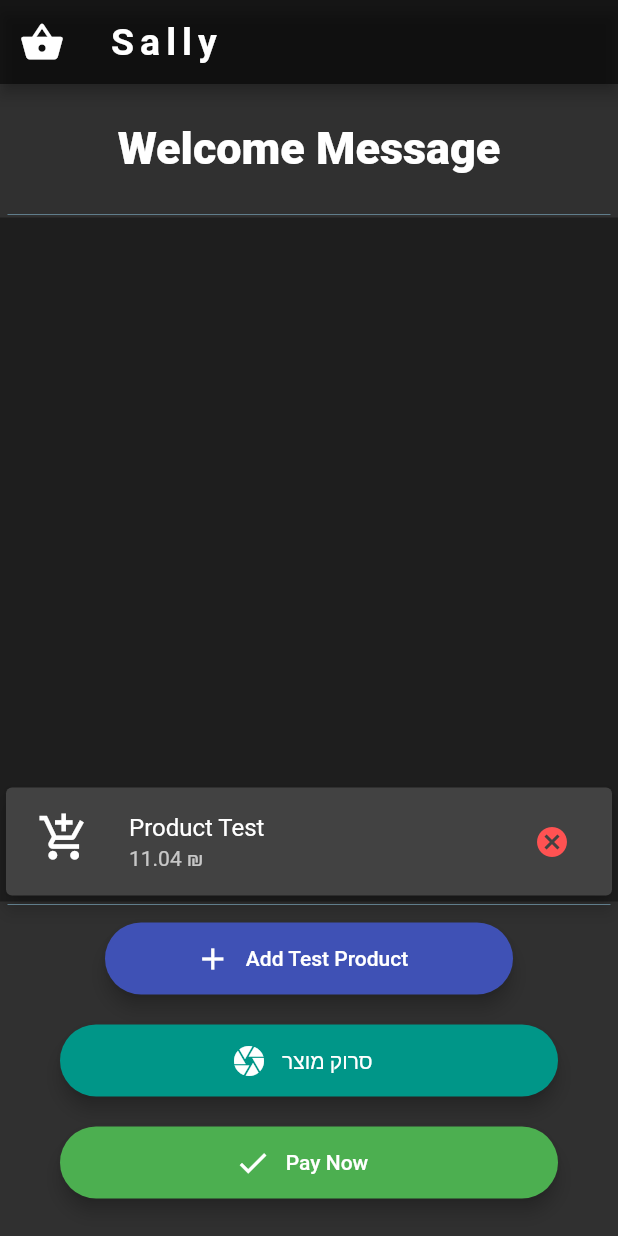
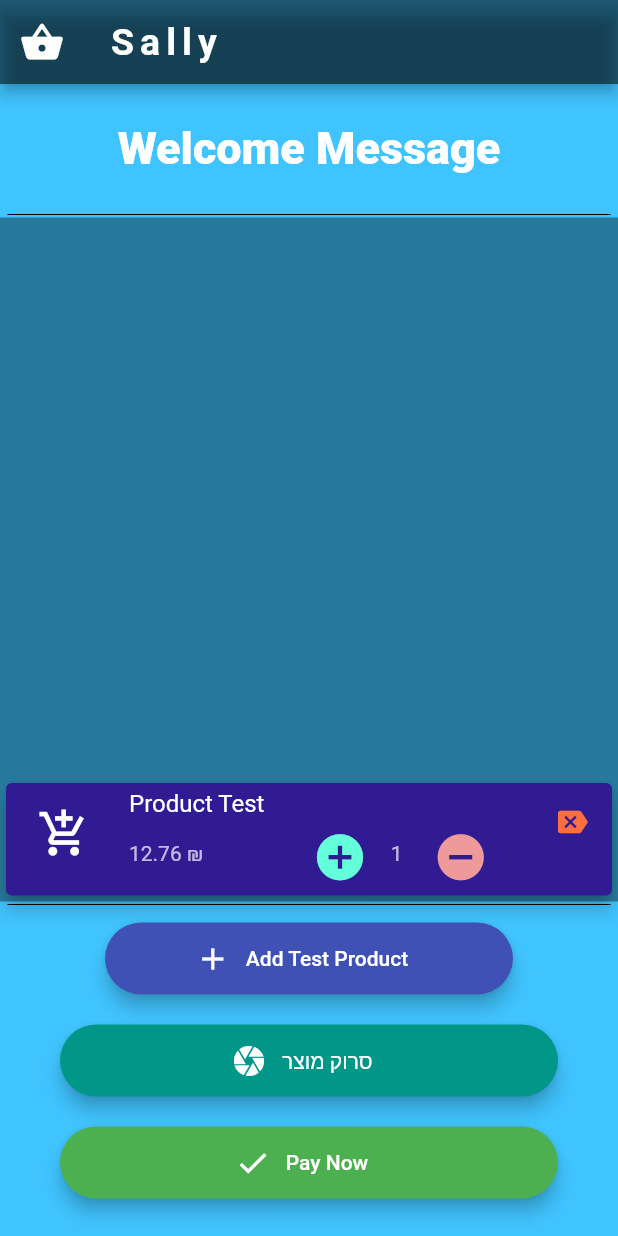
Before and after one commit to AZilberblat/Sally-Smart-Grocery, a Flutter app: the screen it shows after launch, after a tap on "Add Test Product", on a phone screen of 412 x 824 dp. Run offline on Flutter 3.47's test engine with Material 2 defaults, Android fonts, the light colour scheme and no system bars; missing offline and left inert: flutter_barcode_scanner.

Commit message:
UI and functionaloty changes
UI changes in:
- theme colors
- erase icon
- added + and - IconButtons to add and reduce quantity
-gardient for Dismissible

Functionaloty:
-added "barCode" property to ProductCard class
- added quantity variable
- created clickable buttons that reduce or icrease quantity
- created a statement that doesn't let quantity go below 1
- created variable finalPrice that takes the value of quantity*productPrice

```diff
--- a/lib/main.dart
+++ b/lib/main.dart
@@ -11,7 +11,8 @@ class Sally extends StatelessWidget {
   @override
   Widget build(BuildContext context) {
     return MaterialApp(
-      theme: ThemeData.dark(),
+      theme: ThemeData.dark().copyWith(
+          backgroundColor: Colors.indigo, cardColor: Colors.deepPurple[900]),
       initialRoute: WelcomeScreen.id,
       routes: {
         WelcomeScreen.id: (context) => WelcomeScreen(),
--- a/lib/screens/welcome_screen.dart
+++ b/lib/screens/welcome_screen.dart
@@ -1,5 +1,3 @@
-import 'dart:math';
-
 import 'package:flutter/material.dart';
 import 'package:flutter/services.dart';
 import 'package:flutter_barcode_scanner/flutter_barcode_scanner.dart';
@@ -20,6 +18,7 @@ class _WelcomeScreenState extends State<WelcomeScreen> {
   String _scanBarcode = 'Unknown';
   String productName = 'Product Test';
   double productPrice;
+  String productBarCode;
   IconData productIcon = Icons.add_shopping_cart;
   final List<ProductCard> shoppingList = [];
   int productId = 0;
@@ -58,6 +57,7 @@ class _WelcomeScreenState extends State<WelcomeScreen> {
   @override
   Widget build(BuildContext context) {
     return Scaffold(
+        backgroundColor: Colors.lightBlueAccent,
         appBar: AppBar(
           backgroundColor: Colors.black54,
           leading: Icon(
@@ -89,7 +89,7 @@ class _WelcomeScreenState extends State<WelcomeScreen> {
                   height: 4,
                   indent: 5,
                   endIndent: 5,
-                  color: Colors.blueGrey,
+                  color: Colors.black,
                 ),
                 Expanded(
                     child: Container(
@@ -101,12 +101,29 @@ class _WelcomeScreenState extends State<WelcomeScreen> {
                       ProductCard item = shoppingList[index];
                       return Dismissible(
                           key: Key(item.id),
+                          direction: DismissDirection.startToEnd,
                           onDismissed: (direction) {
                             setState(() {
                               shoppingList.removeAt(index);
                             });
                           },
-                          background: Container(color: Colors.red),
+                          background: Container(
+                            child: Icon(
+                              Icons.restore_from_trash,
+                              size: 40,
+                            ),
+                            margin: EdgeInsets.symmetric(vertical: 5),
+                            decoration: BoxDecoration(
+                                gradient: LinearGradient(
+                              colors: [
+                                Colors.deepPurple[200],
+                                Colors.deepPurple[300],
+                                Colors.deepPurple[400],
+                                Colors.deepPurple[600],
+                              ],
+                              stops: [0.1, 0.3, 0.6, 0.9],
+                            )),
+                          ),
                           child:
                               item //ListTile(title: Text('${item.productName}.')),
                           );
@@ -117,7 +134,7 @@ class _WelcomeScreenState extends State<WelcomeScreen> {
                   height: 4,
                   indent: 5,
                   endIndent: 5,
-                  color: Colors.blueGrey,
+                  color: Colors.black,
                 ),
                 Container(
                   child: Center(
@@ -128,14 +145,15 @@ class _WelcomeScreenState extends State<WelcomeScreen> {
                           iconData: Icons.add,
                           buttonText: 'Add Test Product',
                           onPressed: () {
-                            productPrice = Random().nextDouble() * 100;
+                            productPrice = 12.76;
                             setState(() {
                               //adding a ProductCard to the shopping list with the ProductCard const. Works on scan
                               shoppingList.add(
                                 ProductCard(
+                                  barCode: productBarCode,
                                   id: productId.toString(),
                                   productName: productName,
-                                  productPrice: productPrice.toStringAsFixed(2),
+                                  productPrice: productPrice,
                                   productIcon: productIcon,
                                 ),
                               );
@@ -158,16 +176,21 @@ class _WelcomeScreenState extends State<WelcomeScreen> {
                             buttonText: 'סרוק מוצר',
                             onPressed: () async {
                               //Navigator.pushNamed(context, ScanScreen.id);
-                              productPrice = Random().nextDouble() * 100;
+                              productPrice = 12.87;
                               await initPlatformState();
                               //Changes the product name by referencing to the p.name
                               productName = _scanBarcode;
+                              productBarCode = _scanBarcode;
                               setState(() {
+                                //checking if a product was already scanned
+
                                 //adding a ProductCard to the shopping list with the ProductCard const. Works on scan
+
                                 shoppingList.add(ProductCard(
+                                  barCode: productBarCode,
                                   id: shoppingList.length.toString(),
                                   productName: productName,
-                                  productPrice: productPrice.toStringAsFixed(2),
+                                  productPrice: productPrice,
                                   productIcon: productIcon,
                                 ));
                               });
@@ -192,23 +215,3 @@ class _WelcomeScreenState extends State<WelcomeScreen> {
         ));
   }
 }
-
-//class MyShoppingList extends StatelessWidget {
-//  @override
-//  Widget build(BuildContext context) {
-//    List<ProductCard> myShoppingList = [];
-//    for (var item in myShoppingList) {
-//      final String productName = 'Test product';
-//      final double productPrice = 55.5;
-//      final IconData productIcon = Icons.add_shopping_cart;
-//      final productCard = ProductCard(
-//        productName: productName,
-//        productPrice: productPrice,
-//        productIcon: productIcon,
-//      );
-//    }
-//    return Column(
-//      children: myShoppingList,
-//    );
-//  }
-//}
--- a/lib/utilities/product_card.dart
+++ b/lib/utilities/product_card.dart
@@ -1,38 +1,94 @@
 import 'package:flutter/material.dart';
 
-class ProductCard extends StatelessWidget {
+class ProductCard extends StatefulWidget {
   final String productName;
-  final String productPrice;
+  final double productPrice;
   final IconData productIcon;
   final String id;
+  final String barCode;
 
-  const ProductCard(
-      {this.productIcon,
+  const ProductCard({
+    this.productIcon,
     @required this.productName,
     @required this.productPrice,
-      @required this.id});
+    @required this.id,
+    @required this.barCode,
+  });
+
+  @override
+  _ProductCardState createState() => _ProductCardState();
+}
+
+class _ProductCardState extends State<ProductCard> {
+  double finalPrice;
+  int quantity = 1;
 
   @override
   Widget build(BuildContext context) {
+    finalPrice = quantity * widget.productPrice;
     return Card(
       elevation: 5.0,
       child: ListTile(
           leading: Padding(
-          padding: const EdgeInsets.only(left: 5.0, right: 10),
+            padding: EdgeInsets.only(left: 5.0, right: 10),
             child: Icon(
-            productIcon,
+              widget.productIcon,
               size: 35,
             ),
           ),
-        title: Text(productName),
-        subtitle: Text('${productPrice.toString()} ₪'),
-        trailing: IconButton(
+          title: Text(widget.productName),
+          subtitle: Row(
+            mainAxisAlignment: MainAxisAlignment.spaceBetween,
+            children: <Widget>[
+              Text(
+                '$finalPrice ₪',
+              ),
+              SizedBox(
+                width: 40,
+              ),
+              IconButton(
                   icon: Icon(
-              Icons.cancel,
-              color: Colors.redAccent,
+                    Icons.add_circle,
+                    color: Colors.tealAccent,
+                    size: 37,
                   ),
-            onPressed: () {}),
+                  onPressed: () {
+                    setState(() {
+                      quantity++;
+                    });
+
+                    print('$quantity');
+                  }),
+              Text('$quantity'),
+              IconButton(
+                  icon: Icon(
+                    Icons.do_not_disturb_on,
+                    color: Colors.red[200],
+                    size: 37,
                   ),
+                  onPressed: () {
+                    setState(() {
+                      quantity--;
+                      if (quantity == 0) {
+                        quantity++;
+                      }
+                    });
+
+                    print('$quantity');
+                  }),
+              SizedBox(
+                width: 15,
+              ),
+            ],
+          ),
+          trailing: Transform.rotate(
+            angle: 3.142,
+            child: Icon(
+              Icons.backspace,
+              size: 20,
+              color: Colors.deepOrangeAccent,
+            ),
+          )),
     );
   }
 }
```
Lines whose indentation alone changed are shown as unchanged.
